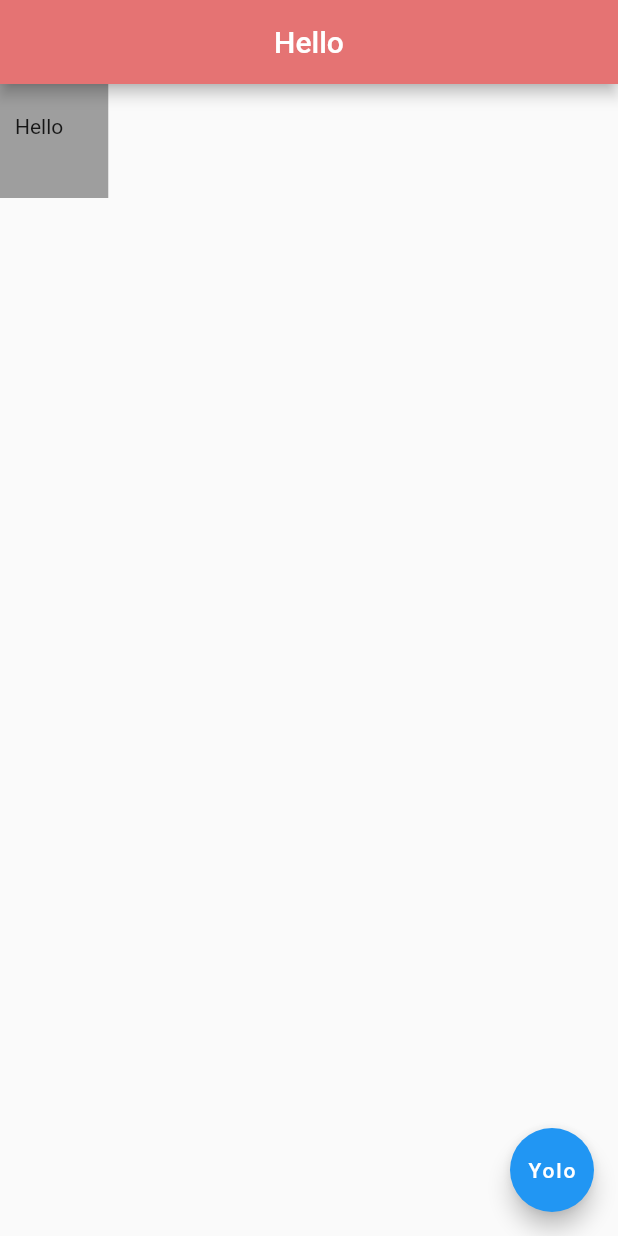
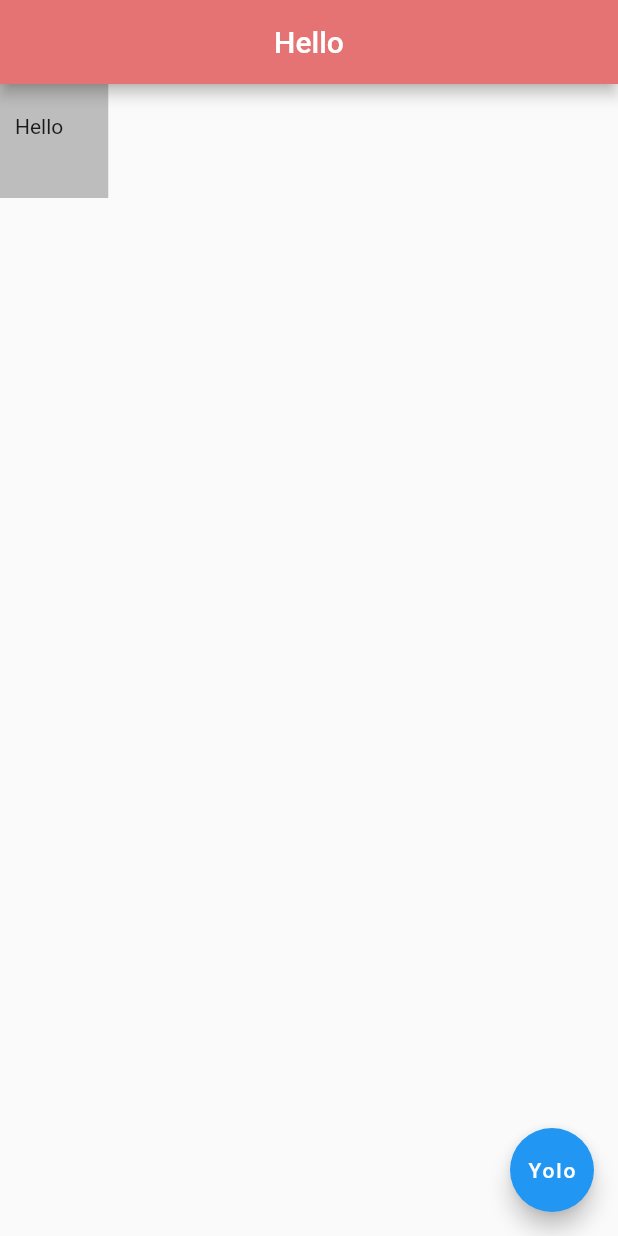
Before and after one commit to pewebdevelopment/Zen-Flutter-PlayGround, a Flutter app: the screen it shows after launch, on a phone screen of 412 x 824 dp. Run offline on Flutter 3.47's test engine with Material 2 defaults, Android fonts, the phone set to English and light mode, and no system bars; missing offline and left inert: dart:html.

Commit message:
Colors.grey[400] putted

```diff
--- a/lib/main.dart
+++ b/lib/main.dart
@@ -16,7 +16,7 @@ class Home extends StatelessWidget {
         ),
         body: Container(
             padding: EdgeInsets.fromLTRB(10.0, 20.0, 30.0, 40.0),
-            color: Colors.grey,
+            color: Colors.grey[400],
             child: Text('Hello')),
         floatingActionButton: FloatingActionButton(
           child: Text("Yolo"),
```
